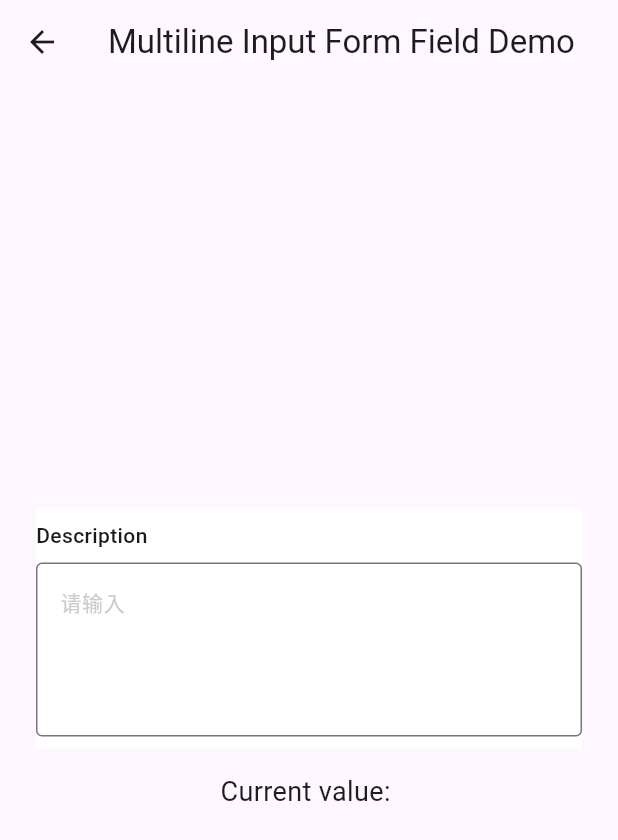
After one commit to CastorUI/castor-flutter, a Flutter app: the screen it shows after launch, after a tap on "Label Multiline Input Form Field", on a phone screen of 412 x 824 dp. The commit adds this screen. Shown: the top 840 px of the screen. Run offline on Flutter 3.47's test engine with Material 3 defaults, Android fonts, the phone set to English and light mode, and no system bars; our stand-ins replace dio, flutter_image_compress, image_picker, photo_view, toastification; missing offline and left inert: photo_manager; key blocks and very long unbroken strings in the code were emptied for the run.

Commit message:
Flutter组件库-测试用例&示例应用&文档完善-表单-多行输入框

```diff
--- /dev/null
+++ b/example/lib/pages/ui/label_multiline_input_form_field_demo_page.dart
@@ -0,0 +1,42 @@
+import 'package:flutter/material.dart';
+import 'package:castor_flutter/ui/form/label_multiline_input_form_field.dart';
+
+class LabelMultilineInputFormFieldDemoPage extends StatefulWidget {
+  const LabelMultilineInputFormFieldDemoPage({super.key});
+
+  @override
+  State<LabelMultilineInputFormFieldDemoPage> createState() => _LabelMultilineInputFormFieldDemoPageState();
+}
+
+class _LabelMultilineInputFormFieldDemoPageState extends State<LabelMultilineInputFormFieldDemoPage> {
+  String _value = '';
+
+  @override
+  Widget build(BuildContext context) {
+    return Scaffold(
+      appBar: AppBar(title: const Text('Multiline Input Form Field Demo')),
+      body: Center(
+        child: Padding(
+          padding: const EdgeInsets.all(24.0),
+          child: Column(
+            mainAxisAlignment: MainAxisAlignment.center,
+            children: [
+              LabelMultilineInputFormField(
+                label: 'Description',
+                initialValue: _value,
+                saveHandler: (val) {
+                  setState(() {
+                    _value = val ?? '';
+                  });
+                },
+                maxLines: 4,
+              ),
+              const SizedBox(height: 16),
+              Text('Current value: $_value', style: const TextStyle(fontSize: 18)),
+            ],
+          ),
+        ),
+      ),
+    );
+  }
+}
--- a/example/lib/pages/ui/ui_index_page.dart
+++ b/example/lib/pages/ui/ui_index_page.dart
@@ -4,6 +4,7 @@ import 'input_demo_page.dart';
 import 'label_input_form_field_demo_page.dart';
 import 'label_select_form_field_demo_page.dart';
 import 'label_switch_form_field_demo_page.dart';
+import 'label_multiline_input_form_field_demo_page.dart';
 
 class UIIndexPage extends StatelessWidget {
   const UIIndexPage({super.key});
@@ -57,6 +58,15 @@ class UIIndexPage extends StatelessWidget {
             );
           },
         ),
+        ListTile(
+          leading: const Icon(Icons.notes),
+          title: const Text('Label Multiline Input Form Field'),
+          onTap: () {
+            Navigator.of(context).push(
+              MaterialPageRoute(builder: (_) => const LabelMultilineInputFormFieldDemoPage()),
+            );
+          },
+        ),
         // 可继续添加更多组件入口
       ],
     );
--- a/lib/ui/form/lable_multiline_input_form_field.dart
+++ b/lib/ui/form/label_multiline_input_form_field.dart
@@ -2,7 +2,7 @@ import 'package:flutter/material.dart';
 import 'package:flutter/services.dart';
 import 'package:castor_flutter/ui/utils/style.dart';
 
-class LableMultilineInputFormField extends StatelessWidget {
+class LabelMultilineInputFormField extends StatelessWidget {
   /// 标签
   final String label;
 
@@ -26,7 +26,7 @@ class LableMultilineInputFormField extends StatelessWidget {
   /// 是否允许为空,默认true
   final bool allowEmpty;
 
-  const LableMultilineInputFormField(
+  const LabelMultilineInputFormField(
       {super.key,
       required this.label,
       required this.saveHandler,
@@ -78,7 +78,12 @@ class LableMultilineInputFormField extends StatelessWidget {
                 initialValue: initialValue,
                 validator: validator as FormFieldValidator<String>?,
                 autovalidateMode: AutovalidateMode.always,
-                onSaved:  (value) {
+                onSaved: (value) {
+                  if (saveHandler != null) {
+                    saveHandler!(value);
+                  }
+                },
+                onChanged: (value) {
                   if (saveHandler != null) {
                     saveHandler!(value);
                   }
```
Also changed, not shown: 2 other files.
